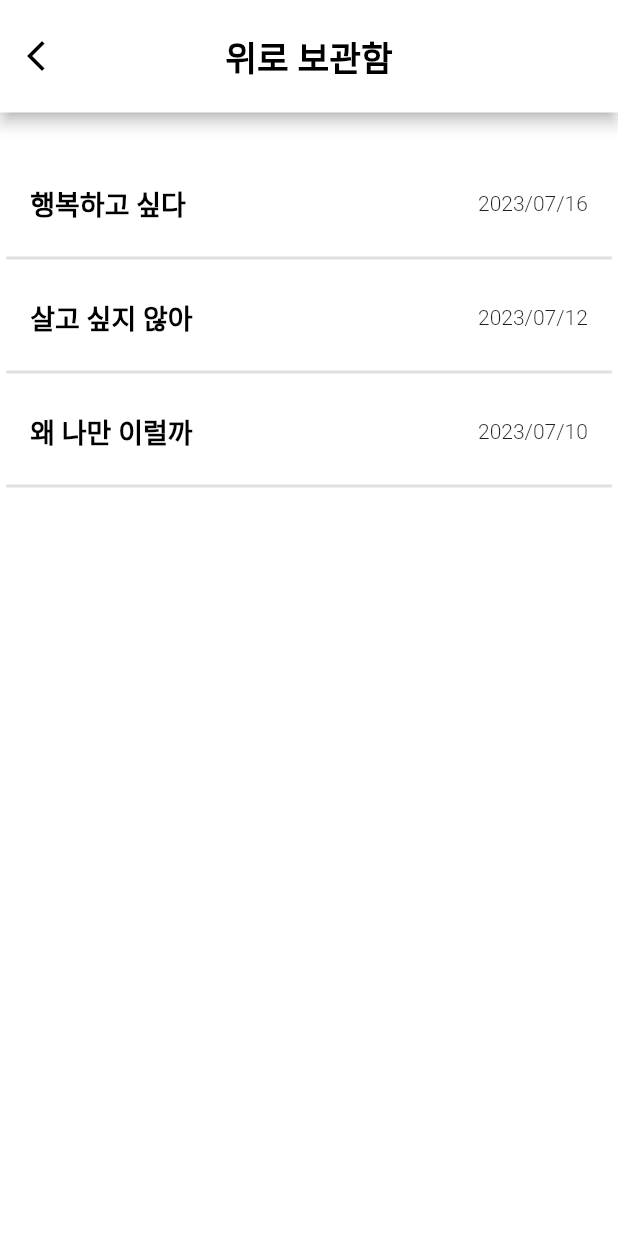
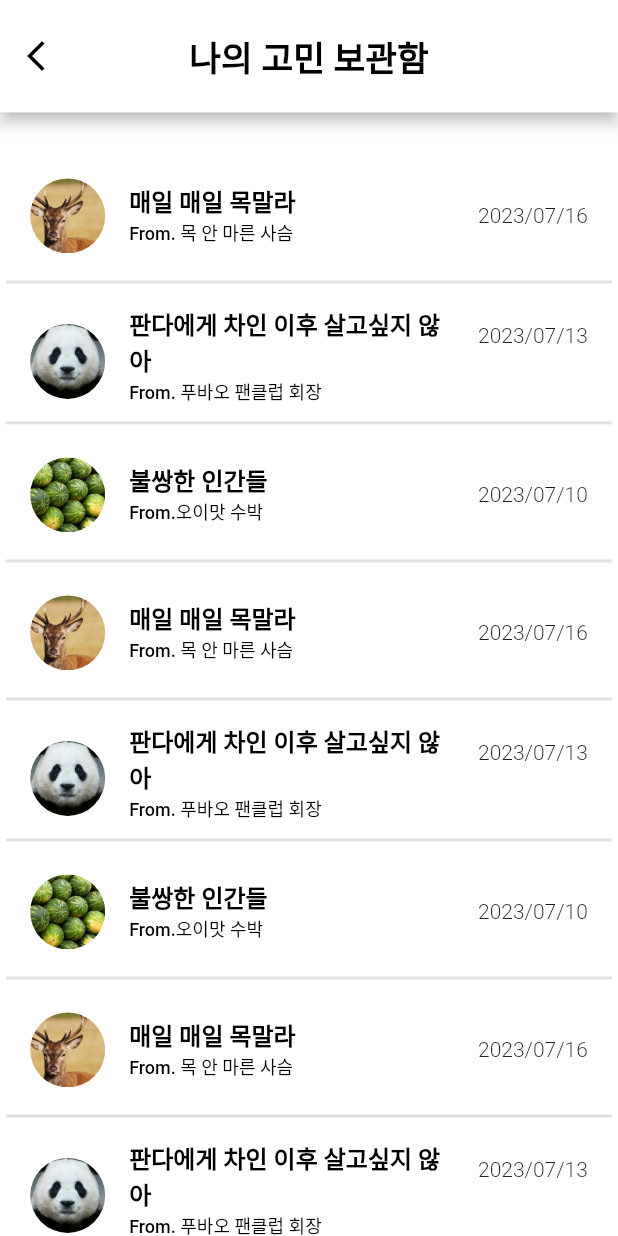
Before and after one commit to MobalWorld/Mobal_Front, a Flutter app: the screen it shows after launch, on a phone screen of 412 x 824 dp. Run offline on Flutter 3.47's test engine with Material 2 defaults, Android fonts, the phone set to English and light mode, and no system bars; our stand-ins replace flutter_screenutil, get.

Commit message:
💌 고민 보관함 페이지 제작 - 버튼 기능 제외하고 프론트만 제작

```diff
--- /dev/null
+++ b/lib/appbar page/temporary_storage.dart
@@ -0,0 +1,174 @@
+import 'package:flutter/cupertino.dart';
+import 'package:flutter/material.dart';
+import 'package:flutter_screenutil/flutter_screenutil.dart';
+
+
+// 고민 작성 중 임시 보관함 페이지
+
+class temporay_storagepage extends StatefulWidget {
+  const temporay_storagepage({super.key});
+
+  @override
+  State<temporay_storagepage> createState() => _temporay_storagepageState();
+}
+
+class _temporay_storagepageState extends State<temporay_storagepage> {
+  @override
+  Widget build(BuildContext context) {
+    return Scaffold(
+      backgroundColor: Colors.white,
+      appBar:
+      PreferredSize( //appbar 높이 조절
+        preferredSize: Size.fromHeight( 75.0, ),
+
+        child: AppBar(
+          toolbarHeight: 75,
+          backgroundColor: Colors.white,
+
+          //뒤로가기 버튼
+          leading: Row(
+            children: [
+              IconButton(
+                color: Colors.black,
+                icon: Icon(Icons.arrow_back_ios_new),
+
+                // 추후에 이동 기능 추가하기
+                onPressed: () {},
+              ),
+            ],
+          ),
+          centerTitle: true,
+          title: Text("임시 보관함",
+            textAlign: TextAlign.center,
+            style:TextStyle(
+              fontWeight: FontWeight.w900,
+              fontSize: 23,
+              color: Colors.black, ),
+          ),
+        ),),
+
+
+      /////body - 리스트 시작
+      body: ListView(
+        padding: //패딩 통일해서 위젯으로 사용하자는 말 나왓엇음, 어떻게 할건지 상의하기
+        EdgeInsets.symmetric(
+            horizontal: 0.005.sh, //일단 내가 임의로 바꿈
+            vertical: 0.04.sh
+        ),
+
+        children: <Widget>[ SingleChildScrollView( // 스크롤 가능하게
+          child:Column(
+            children: [
+
+              // 임시 작성글 1
+              ListTile(
+                dense: false,
+                // 사용자가 작성한 고민 글 제목 으로 보여주기
+                title: Text("쓰다만 글이지롱",
+                  style: TextStyle(
+                    color: Colors.black,
+                    fontSize: 18,
+                    fontWeight: FontWeight.w800,
+                  ),
+                ),
+                visualDensity: VisualDensity( // listview에서 각 항목 들의 여백
+                    vertical: 0, horizontal: 0),
+                trailing: Text(
+                  "2023/07/16",
+                  style: TextStyle(
+                    fontSize: 14,
+                    fontWeight:FontWeight.w300,
+                  ),
+                ),
+              ),
+
+
+              // 각 팀 타일 사이에 구분선 추가
+              Divider(
+                thickness: 2,
+              ),
+
+              //리스트 타일 사이에 여백 한번 만들어봄
+              SizedBox(
+                height: 4,
+              ),
+
+
+
+              // 임시 작성글 2
+              ListTile(
+                dense: false,
+                // 사용자가 작성한 고민 글 제목 으로 보여주기
+                title: Text("임시 작성 중인 글입니다",
+                  style: TextStyle(
+                    color: Colors.black,
+                    fontSize: 18,
+                    fontWeight: FontWeight.w800,
+                  ),
+                ),
+                visualDensity: VisualDensity( // listview에서 각 항목 들의 여백
+                    vertical: 0, horizontal: 0),
+                trailing: Text(
+                  "2023/07/12",
+                  style: TextStyle(
+                    fontSize: 14,
+                    fontWeight:FontWeight.w300,
+                  ),
+                ),
+              ),
+
+              // 각 팀 타일 사이에 구분선 추가
+              Divider(
+                thickness: 2,
+              ),
+
+              //리스트 타일 사이에 여백
+              SizedBox(
+                height: 4,
+              ),
+
+              // 임시 작성글 3
+              ListTile(
+                dense: false,
+                // 사용자가 작성한 고민 글 제목 으로 보여주기
+                title: Text("작성중이었는데 고민해결!",
+                  style: TextStyle(
+                    color: Colors.black,
+                    fontSize: 18,
+                    fontWeight: FontWeight.w800,
+                  ),
+                ),
+                visualDensity: VisualDensity( // listview에서 각 항목 들의 여백
+                    vertical: 0, horizontal: 0),
+                trailing: Text(
+                  "2023/07/10",
+                  style: TextStyle(
+                    fontSize: 14,
+                    fontWeight:FontWeight.w300,
+                  ),
+                ),
+              ),
+
+              // 각 팀 타일 사이에 구분선 추가
+              Divider(
+                thickness: 2,
+              ),
+
+              //리스트 타일 사이에 여백
+              SizedBox(
+                height: 4,
+              ),
+
+
+
+            ],
+          ),
+
+          // 새로운 리스트 항목 넣기
+
+
+        ),
+        ],),
+    );
+  }
+}
--- /dev/null
+++ b/lib/appbar page/worry_storage.dart
@@ -0,0 +1,533 @@
+import 'package:flutter/cupertino.dart';
+import 'package:flutter/material.dart';
+import 'package:flutter_screenutil/flutter_screenutil.dart';
+
+class worry_storagepage extends StatefulWidget {
+  const worry_storagepage({super.key});
+
+  @override
+  State<worry_storagepage> createState() => _worry_storagepageState();
+}
+
+class _worry_storagepageState extends State<worry_storagepage> {
+
+  @override
+  Widget build(BuildContext context) {
+    return Scaffold(
+        backgroundColor: Colors.white,
+        appBar:
+        PreferredSize( //appbar 높이 조절
+          preferredSize: Size.fromHeight( 75.0, ),
+
+          child: AppBar(
+            toolbarHeight: 75,
+            backgroundColor: Colors.white,
+
+            //뒤로가기 버튼
+            leading: Row(
+              children: [
+                IconButton(
+                  color: Colors.black,
+                  icon: Icon(Icons.arrow_back_ios_new),
+
+                  // 추후에 이동 기능 추가하기
+                  onPressed: () {},
+                ),
+              ],
+            ),
+            centerTitle: true,
+            title: Text("나의 고민 보관함",
+              textAlign: TextAlign.center,
+              style:TextStyle(
+                fontWeight: FontWeight.w900,
+                fontSize: 23,
+                color: Colors.black, ),
+            ),
+          ),),
+
+          /////body - 리스트 시작
+          body: ListView(
+             padding: //패딩 통일해서 위젯으로 사용하자는 말 나왓엇음, 어떻게 할건지 상의하기
+               EdgeInsets.symmetric(
+                   horizontal: 0.005.sh, //일단 내가 임의로 바꿈
+                   vertical: 0.04.sh
+             ),
+
+            children: <Widget>[ SingleChildScrollView( // 스크롤 가능하게
+                child:Column(
+                  children: [
+
+                    // 고민 1
+                    ListTile(
+                      dense: false,
+                      title: Text("매일 매일 목말라",
+                        style: TextStyle(
+                          color: Colors.black,
+                          fontSize: 16,
+                          fontWeight: FontWeight.w600,
+                        ),
+                      ),
+
+                      //from + 위로해준 사용자 이름
+                      subtitle: Text("From. 목 안 마른 사슴",
+                        style: TextStyle(
+                          color: Colors.black,
+                          fontSize: 12,
+                          fontWeight: FontWeight.w500,
+                        ),
+                      ), //참여자 명수 변수 받아
+
+                      visualDensity: VisualDensity( // listview에서 각 항목 들의 여백
+                          vertical: 0,
+                          horizontal: 0),
+
+                      // 맨 앞에 오는 그룹의 프로필 이미지
+                      leading: CircleAvatar(
+                        backgroundColor: Colors.white,
+                        backgroundImage: AssetImage('assets/deer.jpg'),
+                        radius: 25, //프로필 사진 원 사이즈 -> 30으로 고정
+                      ),
+
+                      //고민 작성 날짜
+                      trailing: Text(
+                        "2023/07/16",
+                        style: TextStyle(
+                          fontSize: 14,
+                          fontWeight:FontWeight.w300,
+                        ),
+                      ),
+                    ),
+
+                    // 각 팀 타일 사이에 구분선 추가
+                    Divider(
+                      thickness: 2,
+                    ),
+
+                    //리스트 타일 사이 여백
+                    SizedBox(
+                      height: 4,
+                    ),
+
+                    // 고민 2
+                    ListTile(
+                      dense: false,
+                      title: Text("판다에게 차인 이후 살고싶지 않아",
+                        style: TextStyle(
+                          color: Colors.black,
+                          fontSize: 16,
+                          fontWeight: FontWeight.w600,
+                        ),
+                      ),
+
+                      //from + 위로해준 사용자 이름
+                      subtitle: Text("From. 푸바오 팬클럽 회장",
+                        style: TextStyle(
+                          color: Colors.black,
+                          fontSize: 12,
+                          fontWeight: FontWeight.w500,
+                        ),
+                      ), //참여자 명수 변수 받아
+
+                      visualDensity: VisualDensity( // listview에서 각 항목 들의 여백
+                          vertical: 0,
+                          horizontal: 0),
+
+                      // 맨 앞에 오는 그룹의 프로필 이미지
+                      leading: CircleAvatar(
+                        backgroundColor: Colors.white,
+                        backgroundImage: AssetImage('assets/fubao.webp'),
+                        radius: 25, //프로필 사진 원 사이즈 -> 30으로 고정
+                      ),
+
+                      //고민 작성 날짜
+                      trailing: Text(
+                        "2023/07/13",
+                        style: TextStyle(
+                          fontSize: 14,
+                          fontWeight:FontWeight.w300,
+                        ),
+                      ),
+                    ),
+
+                    // 각 팀 타일 사이에 구분선 추가
+                    Divider(
+                      thickness: 2,
+                    ),
+
+                    //리스트 타일 사이 여백
+                    SizedBox(
+                      height: 4,
+                    ),
+
+                    // 고민 3
+                    ListTile(
+                      dense: false,
+                      title: Text("불쌍한 인간들",
+                        style: TextStyle(
+                          color: Colors.black,
+                          fontSize: 16,
+                          fontWeight: FontWeight.w600,
+                        ),
+                      ),
+
+                      //from + 위로해준 사용자 이름
+                      subtitle: Text("From.오이맛 수박",
+                        style: TextStyle(
+                          color: Colors.black,
+                          fontSize: 12,
+                          fontWeight: FontWeight.w500,
+                        ),
+                      ), //참여자 명수 변수 받아
+
+                      visualDensity: VisualDensity( // listview에서 각 항목 들의 여백
+                          vertical: 0,
+                          horizontal: 0),
+
+                      // 맨 앞에 오는 그룹의 프로필 이미지
+                      leading: CircleAvatar(
+                        backgroundColor: Colors.white,
+                        backgroundImage: AssetImage('assets/water52.jpg'),
+                        radius: 25, //프로필 사진 원 사이즈 -> 30으로 고정
+                      ),
+
+                      //고민 작성 날짜
+                      trailing: Text(
+                        "2023/07/10",
+                        style: TextStyle(
+                          fontSize: 14,
+                          fontWeight:FontWeight.w300,
+                        ),
+                      ),
+                    ),
+
+                    // 팀 타일 사이에 구분선 추가
+                    Divider(
+                      thickness: 2,
+                    ),
+
+                    //리스트 타일 사이 여백
+                    SizedBox(
+                      height: 4,
+                    ),
+
+// 개수 늘리기용 복붙
+                    // 고민 1
+                    ListTile(
+                      dense: false,
+                      title: Text("매일 매일 목말라",
+                        style: TextStyle(
+                          color: Colors.black,
+                          fontSize: 16,
+                          fontWeight: FontWeight.w600,
+                        ),
+                      ),
+
+                      //from + 위로해준 사용자 이름
+                      subtitle: Text("From. 목 안 마른 사슴",
+                        style: TextStyle(
+                          color: Colors.black,
+                          fontSize: 12,
+                          fontWeight: FontWeight.w500,
+                        ),
+                      ), //참여자 명수 변수 받아
+
+                      visualDensity: VisualDensity( // listview에서 각 항목 들의 여백
+                          vertical: 0,
+                          horizontal: 0),
+
+                      // 맨 앞에 오는 그룹의 프로필 이미지
+                      leading: CircleAvatar(
+                        backgroundColor: Colors.white,
+                        backgroundImage: AssetImage('assets/deer.jpg'),
+                        radius: 25, //프로필 사진 원 사이즈 -> 30으로 고정
+                      ),
+
+                      //고민 작성 날짜
+                      trailing: Text(
+                        "2023/07/16",
+                        style: TextStyle(
+                          fontSize: 14,
+                          fontWeight:FontWeight.w300,
+                        ),
+                      ),
+                    ),
+
+                    // 각 팀 타일 사이에 구분선 추가
+                    Divider(
+                      thickness: 2,
+                    ),
+
+                    //리스트 타일 사이 여백
+                    SizedBox(
+                      height: 4,
+                    ),
+
+                    // 고민 2
+                    ListTile(
+                      dense: false,
+                      title: Text("판다에게 차인 이후 살고싶지 않아",
+                        style: TextStyle(
+                          color: Colors.black,
+                          fontSize: 16,
+                          fontWeight: FontWeight.w600,
+                        ),
+                      ),
+
+                      //from + 위로해준 사용자 이름
+                      subtitle: Text("From. 푸바오 팬클럽 회장",
+                        style: TextStyle(
+                          color: Colors.black,
+                          fontSize: 12,
+                          fontWeight: FontWeight.w500,
+                        ),
+                      ), //참여자 명수 변수 받아
+
+                      visualDensity: VisualDensity( // listview에서 각 항목 들의 여백
+                          vertical: 0,
+                          horizontal: 0),
+
+                      // 맨 앞에 오는 그룹의 프로필 이미지
+                      leading: CircleAvatar(
+                        backgroundColor: Colors.white,
+                        backgroundImage: AssetImage('assets/fubao.webp'),
+                        radius: 25, //프로필 사진 원 사이즈 -> 30으로 고정
+                      ),
+
+                      //고민 작성 날짜
+                      trailing: Text(
+                        "2023/07/13",
+                        style: TextStyle(
+                          fontSize: 14,
+                          fontWeight:FontWeight.w300,
+                        ),
+                      ),
+                    ),
+
+                    // 각 팀 타일 사이에 구분선 추가
+                    Divider(
+                      thickness: 2,
+                    ),
+
+                    //리스트 타일 사이 여백
+                    SizedBox(
+                      height: 4,
+                    ),
+
+                    // 고민 3
+                    ListTile(
+                      dense: false,
+                      title: Text("불쌍한 인간들",
+                        style: TextStyle(
+                          color: Colors.black,
+                          fontSize: 16,
+                          fontWeight: FontWeight.w600,
+                        ),
+                      ),
+
+                      //from + 위로해준 사용자 이름
+                      subtitle: Text("From.오이맛 수박",
+                        style: TextStyle(
+                          color: Colors.black,
+                          fontSize: 12,
+                          fontWeight: FontWeight.w500,
+                        ),
+                      ), //참여자 명수 변수 받아
+
+                      visualDensity: VisualDensity( // listview에서 각 항목 들의 여백
+                          vertical: 0,
+                          horizontal: 0),
+
+                      // 맨 앞에 오는 그룹의 프로필 이미지
+                      leading: CircleAvatar(
+                        backgroundColor: Colors.white,
+                        backgroundImage: AssetImage('assets/water52.jpg'),
+                        radius: 25, //프로필 사진 원 사이즈 -> 30으로 고정
+                      ),
+
+                      //고민 작성 날짜
+                      trailing: Text(
+                        "2023/07/10",
+                        style: TextStyle(
+                          fontSize: 14,
+                          fontWeight:FontWeight.w300,
+                        ),
+                      ),
+                    ),
+
+                    // 팀 타일 사이에 구분선 추가
+                    Divider(
+                      thickness: 2,
+                    ),
+
+                    //리스트 타일 사이 여백
+                    SizedBox(
+                      height: 4,
+                    ),
+
+                    // 고민 1
+                    ListTile(
+                      dense: false,
+                      title: Text("매일 매일 목말라",
+                        style: TextStyle(
+                          color: Colors.black,
+                          fontSize: 16,
+                          fontWeight: FontWeight.w600,
+                        ),
+                      ),
+
+                      //from + 위로해준 사용자 이름
+                      subtitle: Text("From. 목 안 마른 사슴",
+                        style: TextStyle(
+                          color: Colors.black,
+                          fontSize: 12,
+                          fontWeight: FontWeight.w500,
+                        ),
+                      ), //참여자 명수 변수 받아
+
+                      visualDensity: VisualDensity( // listview에서 각 항목 들의 여백
+                          vertical: 0,
+                          horizontal: 0),
+
+                      // 맨 앞에 오는 그룹의 프로필 이미지
+                      leading: CircleAvatar(
+                        backgroundColor: Colors.white,
+                        backgroundImage: AssetImage('assets/deer.jpg'),
+                        radius: 25, //프로필 사진 원 사이즈 -> 30으로 고정
+                      ),
+
+                      //고민 작성 날짜
+                      trailing: Text(
+                        "2023/07/16",
+                        style: TextStyle(
+                          fontSize: 14,
+                          fontWeight:FontWeight.w300,
+                        ),
+                      ),
+                    ),
+
+                    // 각 팀 타일 사이에 구분선 추가
+                    Divider(
+                      thickness: 2,
+                    ),
+
+                    //리스트 타일 사이 여백
+                    SizedBox(
+                      height: 4,
+                    ),
+
+                    // 고민 2
+                    ListTile(
+                      dense: false,
+                      title: Text("판다에게 차인 이후 살고싶지 않아",
+                        style: TextStyle(
+                          color: Colors.black,
+                          fontSize: 16,
+                          fontWeight: FontWeight.w600,
+                        ),
+                      ),
+
+                      //from + 위로해준 사용자 이름
+                      subtitle: Text("From. 푸바오 팬클럽 회장",
+                        style: TextStyle(
+                          color: Colors.black,
+                          fontSize: 12,
+                          fontWeight: FontWeight.w500,
+                        ),
+                      ), //참여자 명수 변수 받아
+
+                      visualDensity: VisualDensity( // listview에서 각 항목 들의 여백
+                          vertical: 0,
+                          horizontal: 0),
+
+                      // 맨 앞에 오는 그룹의 프로필 이미지
+                      leading: CircleAvatar(
+                        backgroundColor: Colors.white,
+                        backgroundImage: AssetImage('assets/fubao.webp'),
+                        radius: 25, //프로필 사진 원 사이즈 -> 30으로 고정
+                      ),
+
+                      //고민 작성 날짜
+                      trailing: Text(
+                        "2023/07/13",
+                        style: TextStyle(
+                          fontSize: 14,
+                          fontWeight:FontWeight.w300,
+                        ),
+                      ),
+                    ),
+
+                    // 각 팀 타일 사이에 구분선 추가
+                    Divider(
+                      thickness: 2,
+                    ),
+
+                    //리스트 타일 사이 여백
+                    SizedBox(
+                      height: 4,
+                    ),
+
+                    // 고민 3
+                    ListTile(
+                      dense: false,
+                      title: Text("불쌍한 인간들",
+                        style: TextStyle(
+                          color: Colors.black,
+                          fontSize: 16,
+                          fontWeight: FontWeight.w600,
+                        ),
+                      ),
+
+                      //from + 위로해준 사용자 이름
+                      subtitle: Text("From.오이맛 수박",
+                        style: TextStyle(
+                          color: Colors.black,
+                          fontSize: 12,
+                          fontWeight: FontWeight.w500,
+                        ),
+                      ), //참여자 명수 변수 받아
+
+                      visualDensity: VisualDensity( // listview에서 각 항목 들의 여백
+                          vertical: 0,
+                          horizontal: 0),
+
+                      // 맨 앞에 오는 그룹의 프로필 이미지
+                      leading: CircleAvatar(
+                        backgroundColor: Colors.white,
+                        backgroundImage: AssetImage('assets/water52.jpg'),
+                        radius: 25, //프로필 사진 원 사이즈 -> 30으로 고정
+                      ),
+
+                      //고민 작성 날짜
+                      trailing: Text(
+                        "2023/07/10",
+                        style: TextStyle(
+                          fontSize: 14,
+                          fontWeight:FontWeight.w300,
+                        ),
+                      ),
+                    ),
+
+                    // 팀 타일 사이에 구분선 추가
+                    Divider(
+                      thickness: 2,
+                    ),
+
+                    //리스트 타일 사이 여백
+                    SizedBox(
+                      height: 4,
+                    ),
+
+
+
+                  ],
+                ),
+
+
+
+
+                ),
+            ],),
+
+      );
+  }
+}
--- a/lib/main.dart
+++ b/lib/main.dart
@@ -2,6 +2,8 @@ import 'package:flutter/material.dart';
 import 'package:flutter_application_3/UI/Toung.dart';
 import 'package:flutter_application_3/appbar%20page/alarm.dart';
 import 'package:flutter_application_3/appbar%20page/storage.dart';
+import 'package:flutter_application_3/appbar%20page/temporary_storage.dart';
+import 'package:flutter_application_3/appbar%20page/worry_storage.dart';
 import 'package:flutter_application_3/second.dart';
 import 'package:flutter_screenutil/flutter_screenutil.dart';
 import 'package:get/get.dart';
@@ -26,7 +28,9 @@ class MyApp extends StatelessWidget {
             // return grouptselect(); //살짝메인-그룹 리스트로 이동
             // return toungpage(); //텅 페이지로 이동
             // return alarmpage(); //알림 페이지로 이동
-            return storagepage();
+            // return storagepage(); //위로 보관함의 리스트로 이동
+            // return temporay_storagepage(); //임시보관함의 리스트로 이동
+            return worry_storagepage(); //고민 보관함의 리스트로 이동
 
           },
         ),
--- a/pubspec.yaml
+++ b/pubspec.yaml
@@ -67,6 +67,8 @@ flutter:
     - assets/peng2.jpg
     - assets/hgu.png
     - assets/fubao.webp
+    - assets/deer.jpg
+    - assets/water52.jpg
   #   - images/a_dot_ham.jpeg
 
   # An image asset can refer to one or more resolution-specific "variants", see
```
Also changed, not shown: assets/deer.jpg (added), assets/water52.jpg (added).
